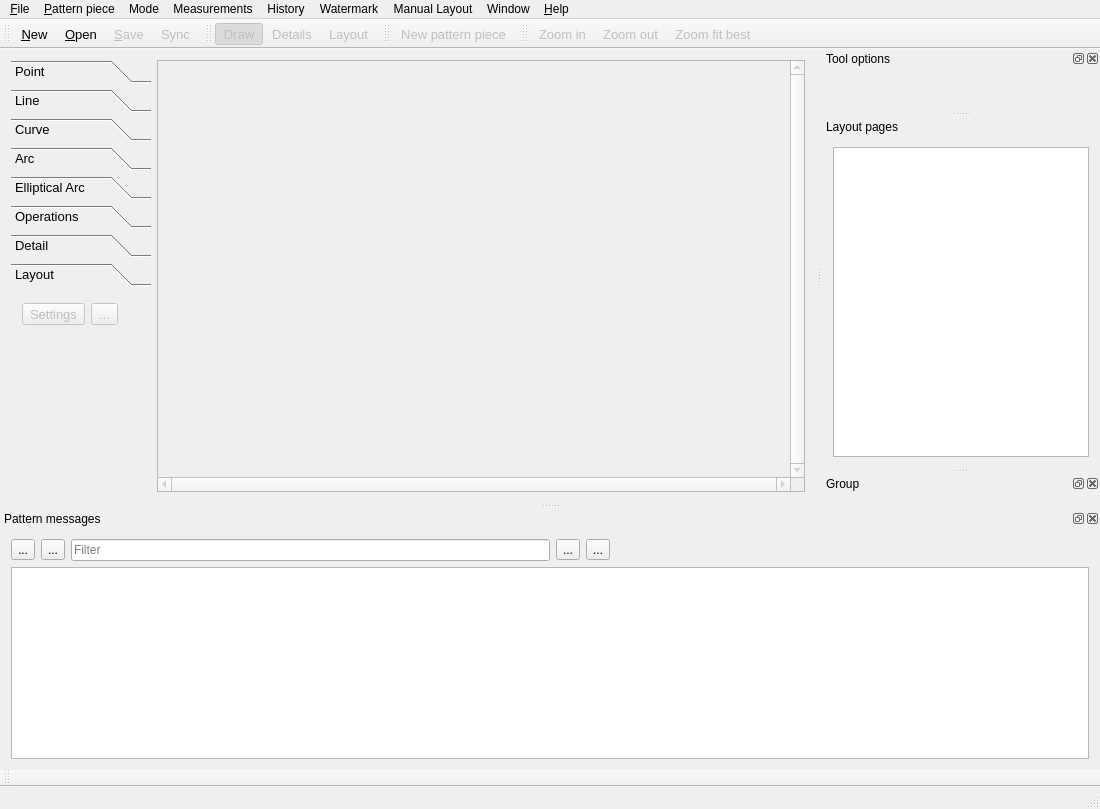
Qt form src/app/valentina/mainwindow.ui (dismine/valentina) before a commit.
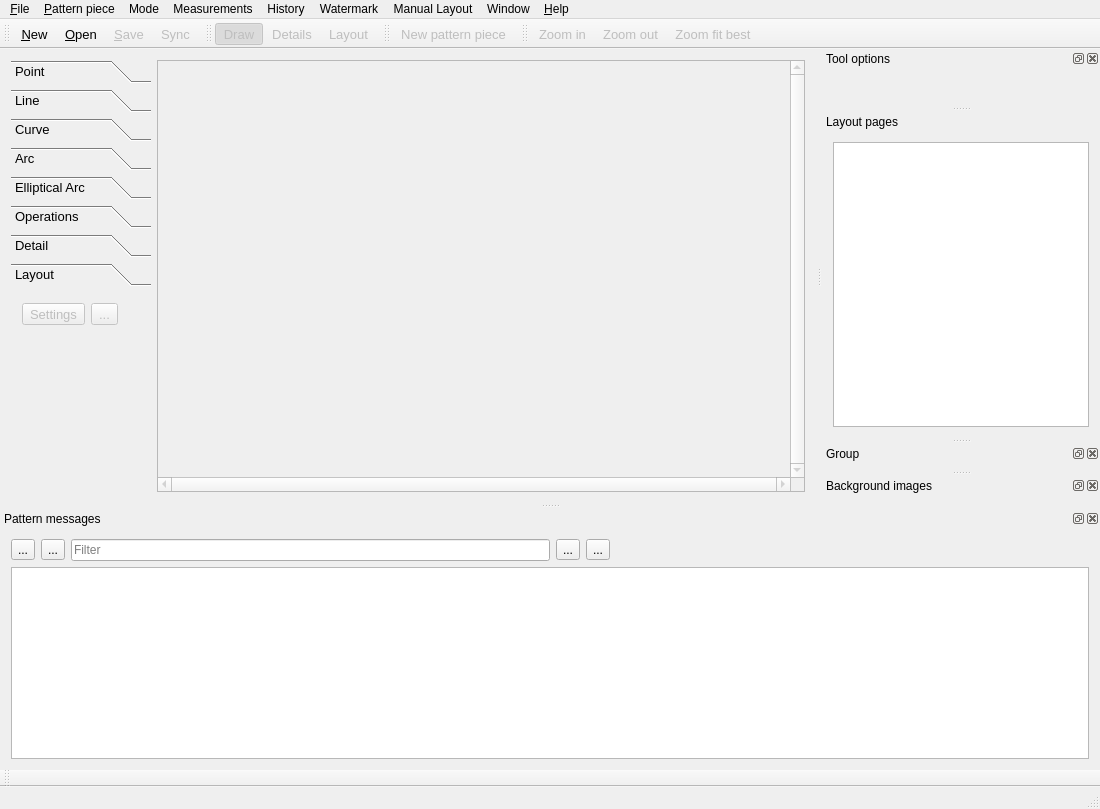
The same form after that commit. The open tabs and pages were chosen to show the change. Icons and pictures are not drawn. Custom widgets are drawn as their Qt base class.

Commit message: New feature Background image. Closes #43

What changed in the file:
```diff
--- a/src/app/valentina/mainwindow.ui
+++ b/src/app/valentina/mainwindow.ui
@@ -2185,6 +2185,15 @@
     </layout>
    </widget>
   </widget>
+  <widget class="QDockWidget" name="dockWidgetBackgroundImages">
+   <property name="windowTitle">
+    <string>Background images</string>
+   </property>
+   <attribute name="dockWidgetArea">
+    <number>2</number>
+   </attribute>
+   <widget class="QWidget" name="dockWidgetContents_3"/>
+  </widget>
   <action name="actionNew">
    <property name="icon">
     <iconset theme="document-new">
```
Left out of the diff: 12 changed lines with no effect on the pictures. The commit also changes 132 other files.
